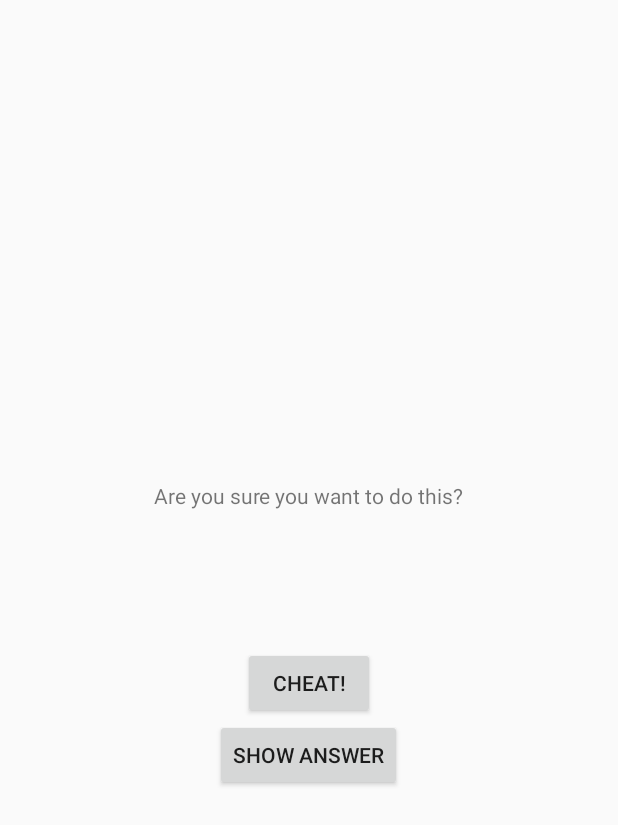
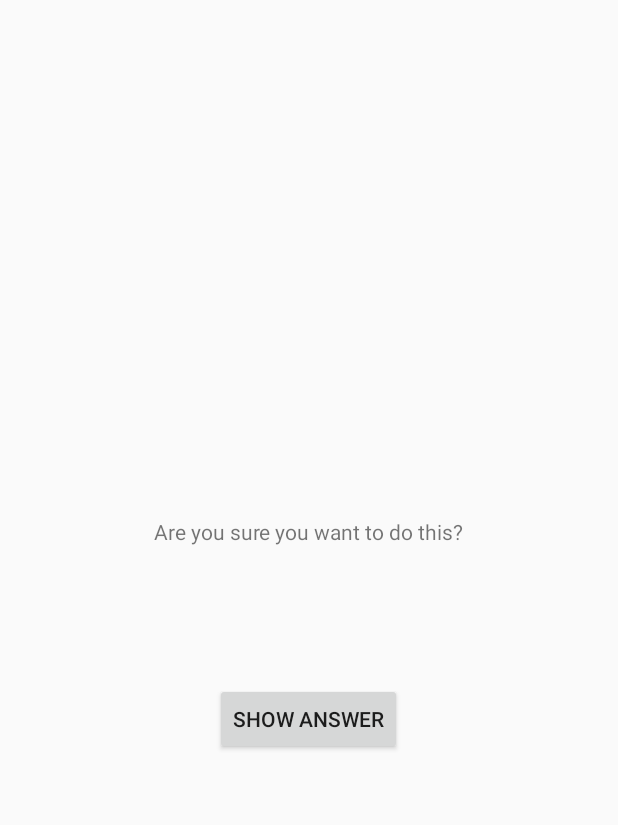
Before and after one commit to Carpk/flippable_pages, an Android app: the screen it shows after launch (SideActivity), after a tap on "CHEAT!", on a phone screen of 412 x 824 dp. Shown: the top 825 px of the screen. Run offline under Robolectric (Android 15) with nearby library versions, the phone set to English and light mode, and no system bars.

Commit message:
fix missing buttons on layout-land/activity_side.xml, add code returning data in side-activity

```diff
--- a/app/src/main/java/com/shawnklein/carpk/cloudorder/MainActivity.java
+++ b/app/src/main/java/com/shawnklein/carpk/cloudorder/MainActivity.java
@@ -26,6 +26,15 @@ public class MainActivity extends AppCompatActivity {
     };
 
     private int mCurrentIndex = 0;
+    private boolean mIsCheater;
+
+    @Override
+    protected void onActivityResult(int requestCode, int resultCode, Intent data) {
+        if (data == null) {
+            return;
+        }
+        mIsCheater = data.getBooleanExtra(SideActivity.EXTRA_ANSWER_SHOWN, false);
+    }
 
     private void createTrueButton() {
         Button trueButton = (Button) findViewById(R.id.true_button);
@@ -115,7 +124,7 @@ public class MainActivity extends AppCompatActivity {
                 Intent i = new Intent(MainActivity.this, SideActivity.class);
                 boolean answerIsTrue = mQuestionBank[mCurrentIndex].isTrueQuestion();
                 i.putExtra(SideActivity.EXTRA_ANSWER_IS_TRUE, answerIsTrue);
-                startActivity(i);
+                startActivityForResult(i, 0);
             }
         });
 
--- a/app/src/main/java/com/shawnklein/carpk/cloudorder/SideActivity.java
+++ b/app/src/main/java/com/shawnklein/carpk/cloudorder/SideActivity.java
@@ -1,6 +1,7 @@
 package com.shawnklein.carpk.cloudorder;
 
 import android.app.Activity;
+import android.content.Intent;
 import android.os.Bundle;
 import android.view.View;
 import android.widget.Button;
@@ -9,14 +10,23 @@ import android.widget.TextView;
 public class SideActivity extends Activity {
     public static final String EXTRA_ANSWER_IS_TRUE =
             "com.shawnklein.carpk.cloudorder.answer_is_true";
+    public static final String EXTRA_ANSWER_SHOWN =
+            "com.shawnklein.carpk.cloudorder.answer_shown";
     private boolean mAnswerIsTrue;
     private TextView mAnswerTextView;
     private Button mShowAnswer;
+
+    private void setAnswerShownResult(boolean isAnswerShown) {
+        Intent data = new Intent();
+        data.putExtra(EXTRA_ANSWER_SHOWN, isAnswerShown);
+        setResult(RESULT_OK, data);
+    }
 
     @Override
     protected void onCreate(Bundle savedInstanceState) {
         super.onCreate(savedInstanceState);
         setContentView(R.layout.activity_side);
+        setAnswerShownResult(false);
 
         mAnswerIsTrue = getIntent().getBooleanExtra(EXTRA_ANSWER_IS_TRUE, false);
         mAnswerTextView = (TextView)findViewById(R.id.answerTextView);
@@ -29,6 +39,7 @@ public class SideActivity extends Activity {
                 } else {
                     mAnswerTextView.setText(R.string.false_button);
                 }
+                setAnswerShownResult(true);
             }
         });
 
--- a/app/src/main/res/layout-land/activity_side.xml
+++ b/app/src/main/res/layout-land/activity_side.xml
@@ -4,11 +4,25 @@
               android:layout_width="match_parent"
               android:layout_height="match_parent" >
 
-    <Button
-        android:id="@+id/cheat_button"
+    <TextView
+        android:layout_width="wrap_content"
+        android:layout_height="wrap_content"
+        android:padding="24dp"
+        android:layout_gravity="top|center"
+        android:text="@string/warning_text"/>
+
+    <TextView
+        android:id="@+id/answerTextView"
         android:layout_width="wrap_content"
         android:layout_height="wrap_content"
         android:layout_gravity="bottom|center"
-        android:text="@string/cheat_button" />
+        android:padding="24dp"/>
+
+    <Button
+        android:id="@+id/showAnswerButton"
+        android:layout_width="wrap_content"
+        android:layout_height="wrap_content"
+        android:layout_gravity="bottom|center"
+        android:text="@string/show_answer_button"/>
 
 </LinearLayout>
--- a/app/src/main/res/layout/activity_side.xml
+++ b/app/src/main/res/layout/activity_side.xml
@@ -18,12 +18,6 @@
         android:padding="24dp"/>
 
     <Button
-        android:id="@+id/cheat_button"
-        android:layout_width="wrap_content"
-        android:layout_height="wrap_content"
-        android:text="@string/cheat_button" />
-
-    <Button
         android:id="@+id/showAnswerButton"
         android:layout_width="wrap_content"
         android:layout_height="wrap_content"
```
